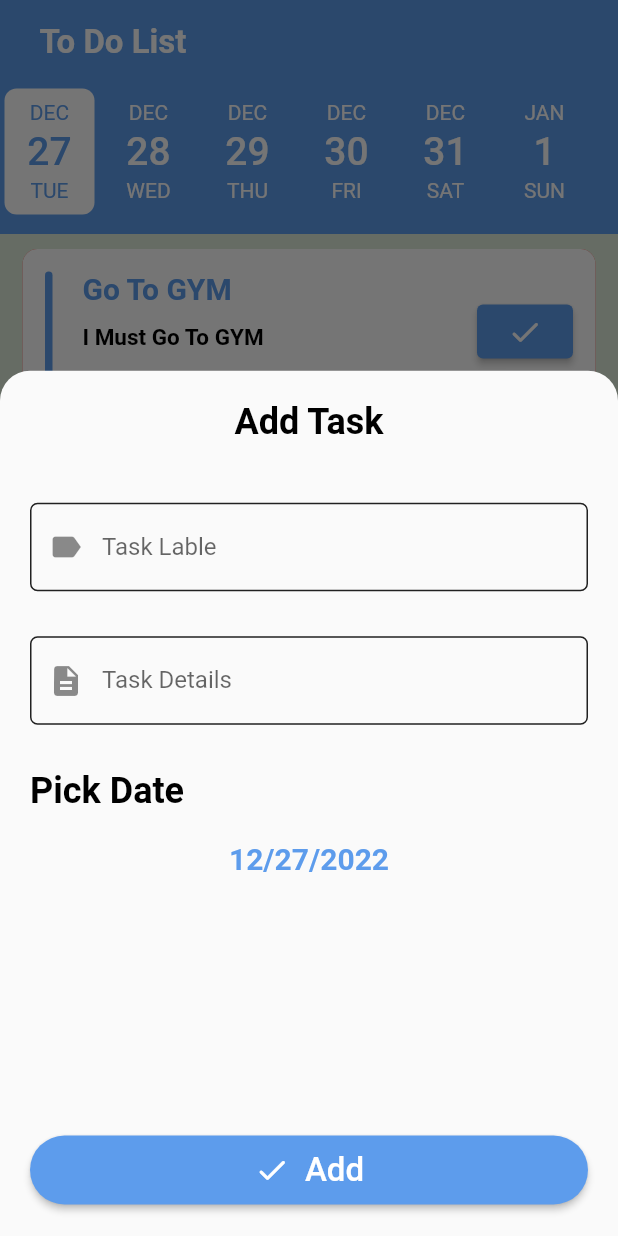
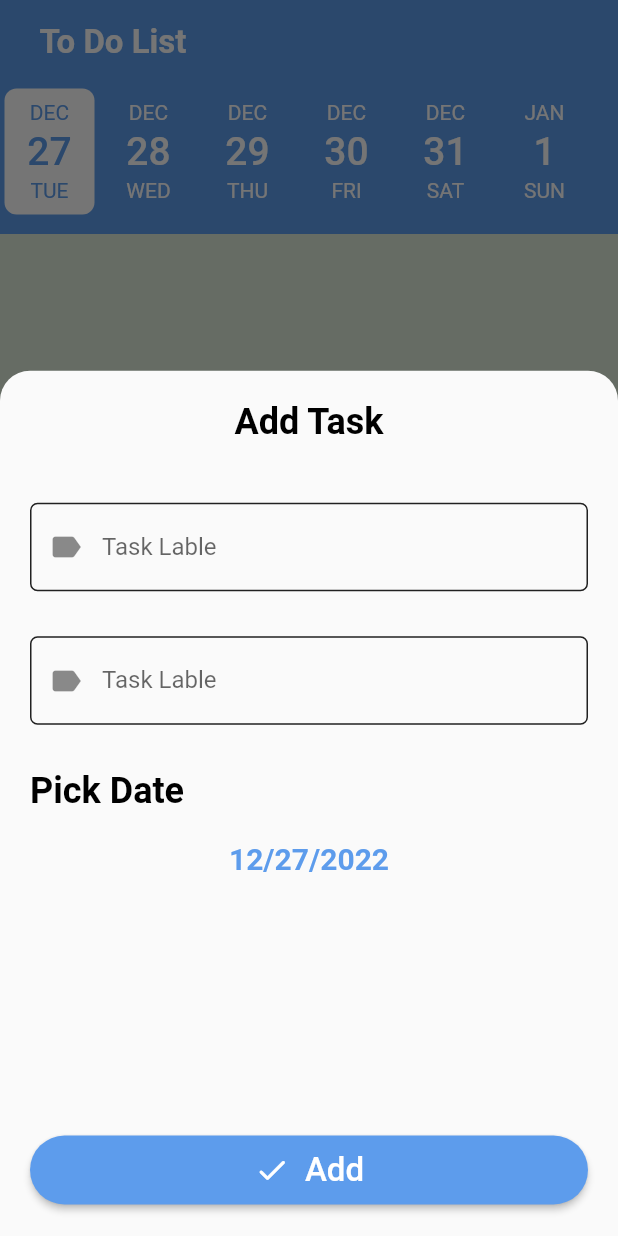
Before and after one commit to john-safwat/ToDo, a Flutter app: the screen it shows after launch, after a tap on the "add" icon, on a phone screen of 412 x 824 dp. Run offline on Flutter 3.47's test engine with Material 2 defaults, Android fonts, the phone set to English and light mode, and no system bars; drawn by our look-alikes of date_picker_timeline, flutter_slidable; our stand-ins replace cloud_firestore, firebase_core; accounts and stored records are empty.

Commit message:
linked to firestore

```diff
--- a/lib/FireBase/Model.dart
+++ b/lib/FireBase/Model.dart
@@ -3,12 +3,14 @@ class Task {
   String Title;
   String Discription;
   int Date;
+  bool isdone ;
 
   Task ({
     required this.id,
     required this.Title ,
     required this.Discription ,
-    required this.Date
+    required this.Date ,
+    this.isdone = false
   });
 
   Task.fromFireStore(Map<String , dynamic> data):this(
@@ -16,6 +18,7 @@ class Task {
     Title: data['Title'],
     Discription: data['Discription'] ,
     Date: data['Date'],
+    isdone: data['isdone'],
   );
 
   Map<String,dynamic>toFireStore(){
@@ -24,6 +27,7 @@ class Task {
       'Title':Title,
       'Discription':Discription,
       'Date':Date,
+      'isdone':isdone
     };
   }
 }
--- a/lib/FireBase/MyDataBase.dart
+++ b/lib/FireBase/MyDataBase.dart
@@ -1,5 +1,6 @@
 import 'package:cloud_firestore/cloud_firestore.dart';
 import 'package:code/FireBase/Model.dart';
+import 'package:code/utils/Dialogs_utils_class.dart';
 
 class MyDataBase {
 
--- a/lib/Theme/MyTheme.dart
+++ b/lib/Theme/MyTheme.dart
@@ -37,7 +37,6 @@ class MyTheme {
       showUnselectedLabels: false
     ),
 
-
   );
 
 }
--- a/lib/Ui/HomeScreen.dart
+++ b/lib/Ui/HomeScreen.dart
@@ -1,8 +1,12 @@
+import 'package:code/FireBase/MyDataBase.dart';
 import 'package:code/Theme/MyTheme.dart';
 import 'package:code/Ui/Taps/Settings_Tap.dart';
 import 'package:code/Ui/Taps/taskslist.dart';
+import 'package:code/utils/Dialogs_utils_class.dart';
 import 'package:flutter/material.dart';
 import 'package:intl/intl.dart';
+
+import '../FireBase/Model.dart';
 
 class HomeScreen extends StatefulWidget {
   static const String routeName = 'Home Screen' ;
@@ -13,13 +17,15 @@ class HomeScreen extends StatefulWidget {
 
 class _HomeScreenState extends State<HomeScreen> {
   int Index = 0;
-  DateTime date = DateTime.now();
-  int datetime = 0;
+  DateTime date = DialogUtils.DateOnly(DateTime.now());
   List<Widget> taps = [Tasks_List_Tap(), Settings_Tap()];
+
+  TextEditingController Title = TextEditingController();
+  TextEditingController Details = TextEditingController();
+  final formkey = GlobalKey<FormState>();
   @override
   Widget build(BuildContext context) {
     var mediaquery = MediaQuery.of(context).size;
-    datetime = date.millisecondsSinceEpoch;
     return Scaffold(
       backgroundColor: Theme.of(context).accentColor,
       appBar: AppBar(
@@ -49,9 +55,6 @@ class _HomeScreenState extends State<HomeScreen> {
         child: FloatingActionButton(
           onPressed: (){
             showTaskModalButtomSheet(context);
-            setState(() {
-
-            });
           },
           child:const Icon(Icons.add , color: Colors.white, size: 34,),
           backgroundColor: Theme.of(context).primaryColor,
@@ -88,7 +91,6 @@ class _HomeScreenState extends State<HomeScreen> {
     return showModalBottomSheet(
         context: context,
         isScrollControlled: true,
-
         shape:const RoundedRectangleBorder(borderRadius: BorderRadius.only(
           topRight: Radius.circular(20),
           topLeft:  Radius.circular(20)
@@ -97,12 +99,22 @@ class _HomeScreenState extends State<HomeScreen> {
           return Container(
             height:  MediaQuery.of(context).size.height *0.7,
             padding: const EdgeInsets.all(20),
+            child: Form(
+              key: formkey,
               child: Column(
                 crossAxisAlignment: CrossAxisAlignment.stretch,
                 children: [
                   Text("Add Task" , style: Theme.of(context).textTheme.headline4!.copyWith(fontSize:24), textAlign: TextAlign.center,),
                   const SizedBox(height: 40,),
                   TextFormField(
+                    controller: Title,
+                    autovalidateMode: AutovalidateMode.onUserInteraction,
+                    validator: (value) {
+                      if(value == null || value.isEmpty){
+                        return "Invalid Task Lable";
+                      }
+                      return null;
+                    },
                     decoration: InputDecoration(
                       contentPadding:const EdgeInsets.all(20),
                       prefixIcon:const Icon(Icons.label) ,
@@ -117,14 +129,30 @@ class _HomeScreenState extends State<HomeScreen> {
                         BorderSide(color: Theme.of(context).primaryColor, width: 2.0),
                         borderRadius:const BorderRadius.all(Radius.circular(5)),
                       ),
+                      focusedErrorBorder: const OutlineInputBorder(
+                        borderSide: BorderSide(color: MyTheme.Red, width: 2.0),
+                        borderRadius:const BorderRadius.all(Radius.circular(5)),
+                      ),
+                      errorBorder: const OutlineInputBorder(
+                        borderSide: BorderSide(color: MyTheme.Red, width: 2.0),
+                        borderRadius:const BorderRadius.all(Radius.circular(5)),
+                      ),
                     ),
                   ),
                   const SizedBox(height: 30,),
                   TextFormField(
+                    controller: Details,
+                    autovalidateMode: AutovalidateMode.onUserInteraction,
+                    validator: (value) {
+                      if(value == null || value.isEmpty){
+                        return "Invalid Task Details";
+                      }
+                      return null;
+                    },
                     decoration: InputDecoration(
                       contentPadding:const EdgeInsets.all(20),
-                    prefixIcon:const Icon(Icons.description) ,
-                    label:const Text('Task Details'),
+                      prefixIcon:const Icon(Icons.label) ,
+                      label:const Text('Task Lable'),
                       enabledBorder:const OutlineInputBorder(
                         borderSide:
                         BorderSide(color: Colors.black87, width: 1.0),
@@ -133,6 +161,14 @@ class _HomeScreenState extends State<HomeScreen> {
                       focusedBorder: OutlineInputBorder(
                         borderSide:
                         BorderSide(color: Theme.of(context).primaryColor, width: 2.0),
+                        borderRadius:const BorderRadius.all(Radius.circular(5)),
+                      ),
+                      focusedErrorBorder: const OutlineInputBorder(
+                        borderSide: BorderSide(color: MyTheme.Red, width: 2.0),
+                        borderRadius:const BorderRadius.all(Radius.circular(5)),
+                      ),
+                      errorBorder: const OutlineInputBorder(
+                        borderSide: BorderSide(color: MyTheme.Red, width: 2.0),
                         borderRadius:const BorderRadius.all(Radius.circular(5)),
                       ),
                     ),
@@ -144,16 +180,31 @@ class _HomeScreenState extends State<HomeScreen> {
                     ],
                   ),
                   const SizedBox(height: 20,),
-
-                InkWell(
+                  GestureDetector(
                     child: Text("${DateFormat.yMd().format(date)}",style: Theme.of(context).textTheme.headline2,textAlign: TextAlign.center,),
                     onTap: ()async{
-                    setState(() {ShowDatePicker();});
+
                     },
                   ),
                   const Spacer(),
                   ElevatedButton(
-                  onPressed:(){},
+                    onPressed:()async{
+                      if(formkey.currentState!.validate()){
+                        DialogUtils.showMessage(
+                          message: "Are You Sure You Want to Add",
+                          context: context,
+                          posActiontitle: "Yes",
+                          posAction: () async{
+                            DialogUtils.showDialogeMessage(Message: "Loading....", context: context);
+                            Task task = Task(id: "", Title: Title.text, Discription: Details.text, Date: date.millisecondsSinceEpoch);
+                            await MyDataBase.insertintodatabase(task);
+                            DialogUtils.hideDialogMessage(context: context);
+                            Navigator.pop(context);
+                          },
+                          nigActiontitle: "No",
+                        );
+                      }
+                    },
 
                     child: Row(
                       crossAxisAlignment: CrossAxisAlignment.center,
@@ -172,6 +223,7 @@ class _HomeScreenState extends State<HomeScreen> {
                     ),
                   ),
                 ],
+              ),
             ),
           );
         },
--- a/lib/Ui/Taps/taskslist.dart
+++ b/lib/Ui/Taps/taskslist.dart
@@ -1,4 +1,5 @@
 import 'package:code/FireBase/Model.dart';
+import 'package:code/FireBase/MyDataBase.dart';
 import 'package:code/Ui/Taps/TaskWidget.dart';
 import 'package:date_picker_timeline/date_picker_timeline.dart';
 import 'package:flutter/material.dart';
@@ -37,10 +38,23 @@ class Tasks_List_Tap extends StatelessWidget {
           ),
           const SizedBox(height: 10,),
           Expanded(
-            child: ListView.builder(
-              itemBuilder: (context, index) => TaskWidget(task: task),
-              itemCount: 100,
-            )
+            child: StreamBuilder(
+              stream: MyDataBase.getTaskDataStream(),
+              builder: (context, snapshot) {
+                if(snapshot.connectionState == ConnectionState.waiting){
+                  return CircularProgressIndicator();
+                }
+                var tasks = snapshot.data?.docs.map((doc) => doc.data()).toList();
+                if (snapshot.hasError) {
+                  return Center(child: Text("Loading Error"),);
+                }else {
+                  return ListView.builder(
+                    itemBuilder: (context, index) => TaskWidget(task: tasks![index]),
+                    itemCount: tasks!.length,
+                  );
+                }
+              },
+            ),
           )
         ],
       ),
```
Also changed, not shown: lib/utils/Dialogs_utils_class.dart (added, +67 -0 lines). Lines whose indentation alone changed are shown as unchanged.
